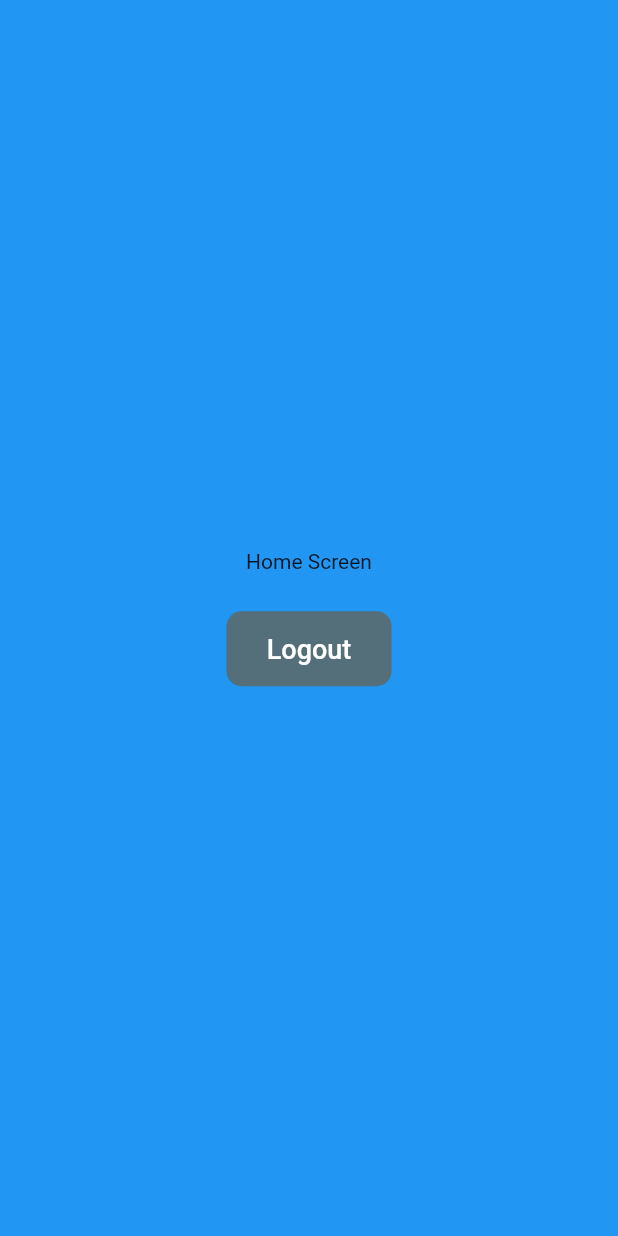
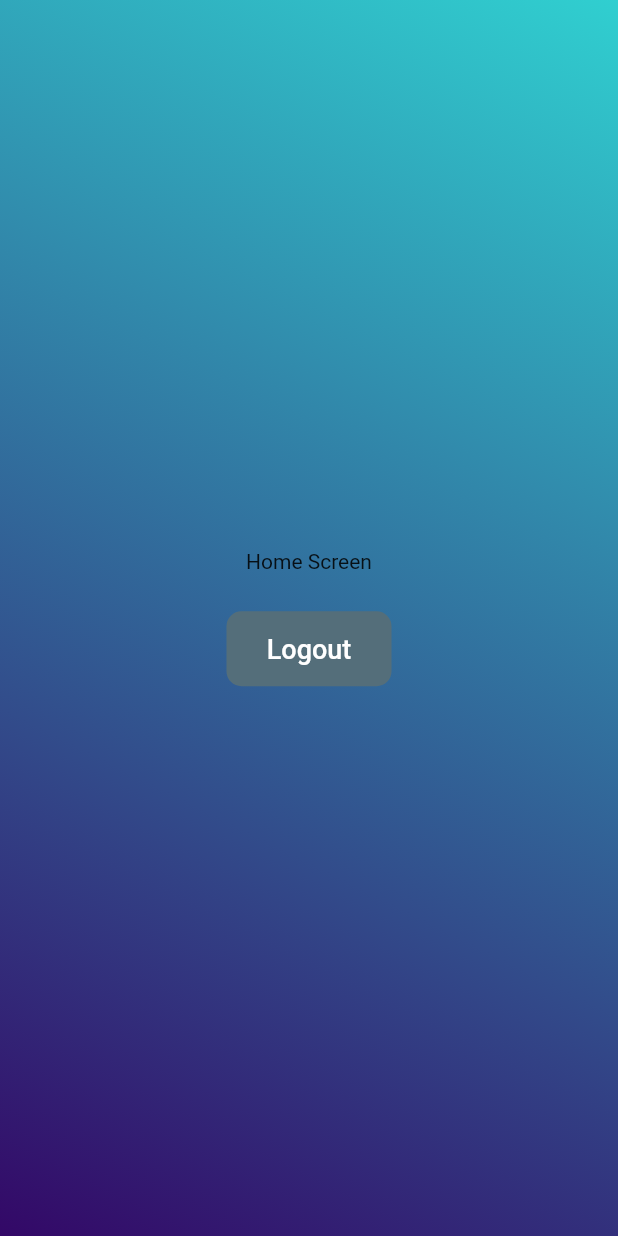
Before and after one commit to Jakoo13/ChatApp, a Flutter app: the screen it shows once a user with an empty profile is signed in, on a phone screen of 412 x 824 dp. Run offline on Flutter 3.47's test engine with Material 2 defaults, Android fonts, the phone set to English and light mode, and no system bars; our stand-ins replace firebase_auth, firebase_core, get; accounts and stored records are empty.

Commit message:
changed homescreen color

```diff
--- a/lib/screens/auth/signIn.dart
+++ b/lib/screens/auth/signIn.dart
@@ -18,8 +18,6 @@ class _SignInState extends State<SignIn> {
     return MaterialApp(
       home: Scaffold(
         body: Container(
-          color: Colors.blue,
-          child: Container(
           decoration: const BoxDecoration(
             gradient: LinearGradient(
               begin: Alignment.topRight,
@@ -186,7 +184,6 @@ class _SignInState extends State<SignIn> {
           ),
         ),
       ),
-      ),
     );
   }
 }
--- a/lib/screens/home/home_screen.dart
+++ b/lib/screens/home/home_screen.dart
@@ -7,8 +7,18 @@ class HomeScreen extends StatelessWidget {
   @override
   Widget build(BuildContext context) {
     return Scaffold(
-      backgroundColor: Colors.blue,
-      body: Align(
+      body: Container(
+        decoration: const BoxDecoration(
+          gradient: LinearGradient(
+            begin: Alignment.topRight,
+            end: Alignment.bottomLeft,
+            colors: [
+              Color.fromARGB(255, 48, 207, 208),
+              Color.fromARGB(255, 51, 8, 103),
+            ],
+          ),
+        ),
+        child: Align(
           alignment: Alignment.center,
           child: Column(
             mainAxisAlignment: MainAxisAlignment.center,
@@ -43,6 +53,7 @@ class HomeScreen extends StatelessWidget {
             ],
           ),
         ),
+      ),
     );
   }
 }
```
Lines whose indentation alone changed are shown as unchanged.
